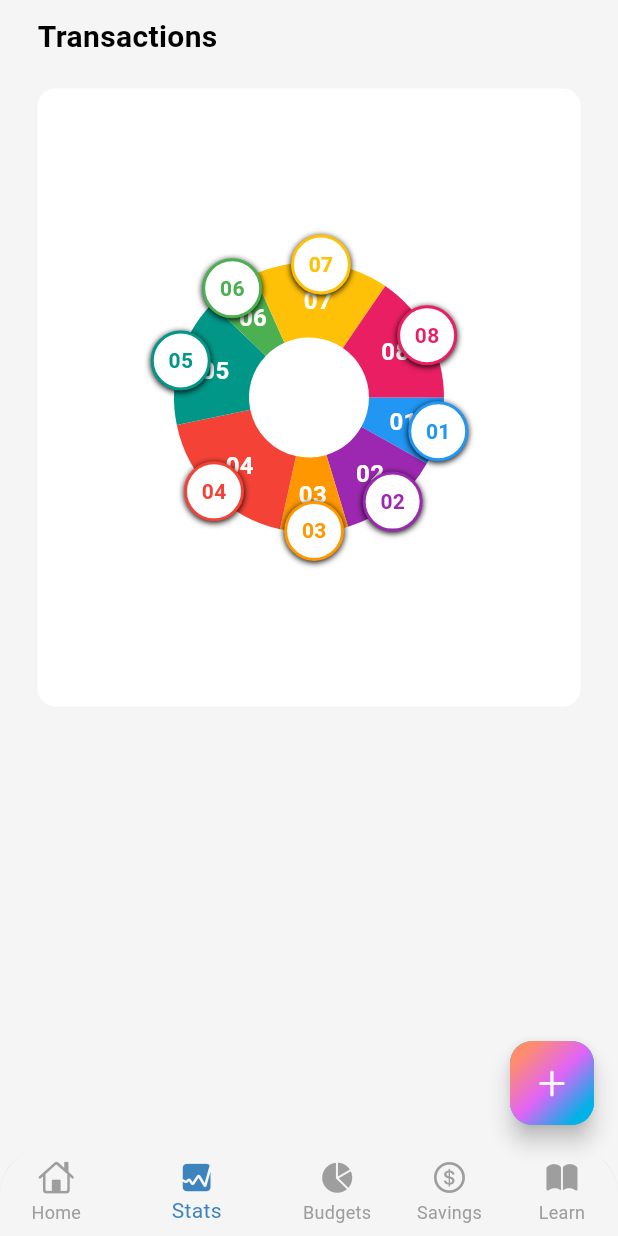
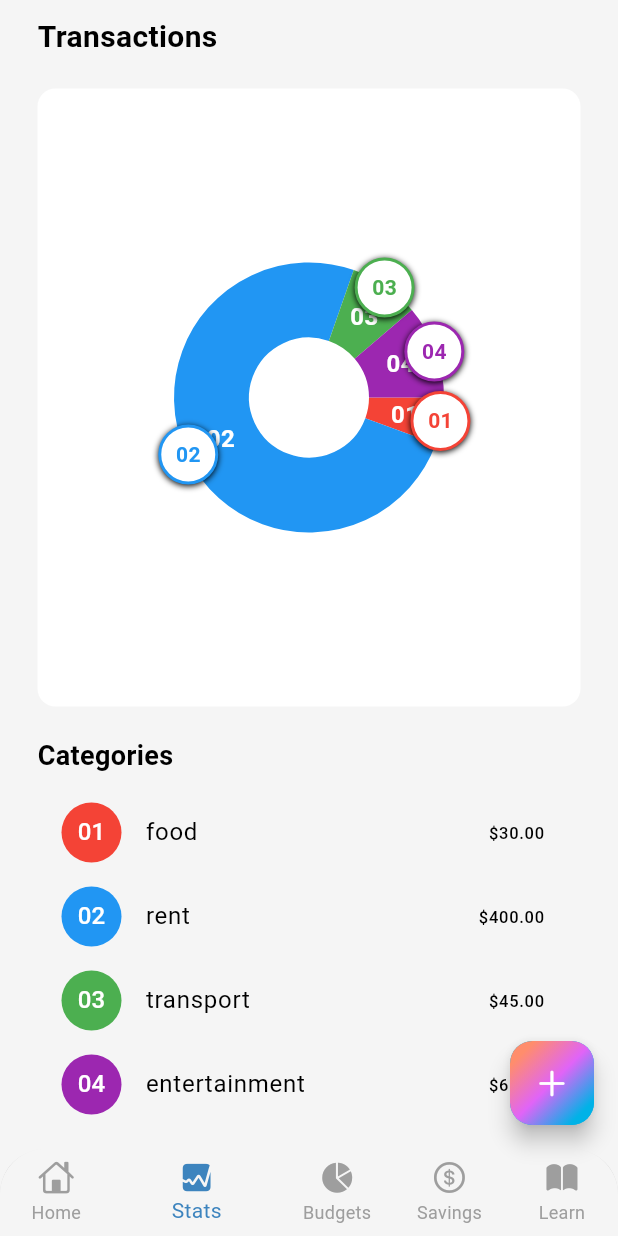
Before and after one commit to W-Nyaguthii/namer-app, a Flutter app: the screen it shows after launch, item 2 of the bottom bar chosen, on a phone screen of 412 x 824 dp. Run offline on Flutter 3.47's test engine with Material 3 defaults, Android fonts, the phone set to English and light mode, and no system bars; drawn by our look-alikes of fl_chart; our stand-ins replace bloc, cloud_firestore, equatable, firebase_core, flutter_bloc, flutter_colorpicker and 3 more; accounts and stored records are empty; statements that could not run were skipped.

Commit message:
Corrected Stats UI

```diff
--- a/lib/main.dart
+++ b/lib/main.dart
@@ -1,6 +1,5 @@
 import 'package:expense_repository/expense_repository.dart';
 import 'package:flutter/material.dart';
-//import 'package:bloc/bloc.dart';
 import 'package:flutter_bloc/flutter_bloc.dart';
 import 'package:namer_app/app.dart';
 import 'package:firebase_core/firebase_core.dart';
--- a/lib/screens/stats/views/chart.dart
+++ b/lib/screens/stats/views/chart.dart
@@ -1,8 +1,28 @@
 import 'package:fl_chart/fl_chart.dart';
 import 'package:flutter/material.dart';
 
+// Transaction model
+class Transaction {
+  final String category;
+  final double amount;
+  final bool isExpense;
+  final String date;
+
+  Transaction({
+    required this.category,
+    required this.amount,
+    required this.isExpense,
+    required this.date,
+  });
+}
+
 class MyChart extends StatefulWidget {
-  const MyChart({super.key});
+  final List<Transaction> transactions;
+
+  const MyChart({
+    super.key,
+    required this.transactions,
+  });
 
   @override
   State<MyChart> createState() => _MyChartState();
@@ -38,17 +58,48 @@ class _MyChartState extends State<MyChart> {
   }
 
   List<PieChartSectionData> showingSections() {
-    // Sample data similar to your bar chart values
-    final data = [
-      {'title': '01', 'value': 2.0, 'color': Colors.blue},
-      {'title': '02', 'value': 3.0, 'color': Colors.purple},
-      {'title': '03', 'value': 2.0, 'color': Colors.orange},
-      {'title': '04', 'value': 4.5, 'color': Colors.red},
-      {'title': '05', 'value': 3.8, 'color': Colors.teal},
-      {'title': '06', 'value': 1.5, 'color': Colors.green},
-      {'title': '07', 'value': 4.0, 'color': Colors.amber},
-      {'title': '08', 'value': 3.8, 'color': Colors.pink},
-    ];
+    // Filter to only include expenses and group by category
+    final expensesByCategory = <String, double>{};
+
+    for (var transaction in widget.transactions) {
+      if (transaction.isExpense) {
+        if (expensesByCategory.containsKey(transaction.category)) {
+          expensesByCategory[transaction.category] =
+              expensesByCategory[transaction.category]! + transaction.amount;
+        } else {
+          expensesByCategory[transaction.category] = transaction.amount;
+        }
+      }
+    }
+
+    // Colors for different categories
+    final colorMap = {
+      'food': Colors.red,
+      'rent': Colors.blue,
+      'transport': Colors.green,
+      'entertainment': Colors.purple,
+      'groceries': Colors.orange,
+      'utilities': Colors.teal,
+      'shopping': Colors.amber,
+      'health': Colors.pink,
+    };
+
+    // Convert to list format needed for pie chart
+    final data =
+        expensesByCategory.entries.toList().asMap().entries.map((entry) {
+      final index = entry.key;
+      final category = entry.value.key;
+      final amount = entry.value.value;
+      final title = '0${index + 1}'; // Creates ID numbers
+
+      return {
+        'title': title,
+        'category': category,
+        'value': amount,
+        'color': colorMap[category] ??
+            Colors.grey, // Default to grey if no color defined
+      };
+    }).toList();
 
     return List.generate(data.length, (i) {
       final isTouched = i == touchedIndex;
@@ -70,6 +121,7 @@ class _MyChartState extends State<MyChart> {
           data[i]['title'] as String,
           size: widgetSize,
           borderColor: data[i]['color'] as Color,
+          category: data[i]['category'] as String,
         ),
         badgePositionPercentageOffset: .98,
       );
@@ -82,9 +134,11 @@ class _Badge extends StatelessWidget {
     this.text, {
     required this.size,
     required this.borderColor,
+    required this.category,
   });
 
   final String text;
+  final String category;
   final double size;
   final Color borderColor;
 
--- a/lib/screens/stats/views/stats.dart
+++ b/lib/screens/stats/views/stats.dart
@@ -4,8 +4,46 @@ import 'package:namer_app/screens/stats/views/chart.dart';
 class StatScreen extends StatelessWidget {
   const StatScreen({super.key});
 
+  // Sample transaction data
+  List<Transaction> getTransactions() {
+    return [
+      Transaction(
+        category: 'Job',
+        amount: 800.00,
+        isExpense: false,
+        date: '08/03/2025',
+      ),
+      Transaction(
+        category: 'food',
+        amount: 30.00,
+        isExpense: true,
+        date: '08/03/2025',
+      ),
+      Transaction(
+        category: 'rent',
+        amount: 400.00,
+        isExpense: true,
+        date: '08/02/2025',
+      ),
+      Transaction(
+        category: 'transport',
+        amount: 45.00,
+        isExpense: true,
+        date: '08/01/2025',
+      ),
+      Transaction(
+        category: 'entertainment',
+        amount: 60.00,
+        isExpense: true,
+        date: '08/01/2025',
+      ),
+    ];
+  }
+
   @override
   Widget build(BuildContext context) {
+    final transactions = getTransactions();
+
     return SafeArea(
       child: Padding(
         padding: const EdgeInsets.symmetric(horizontal: 25.0, vertical: 10),
@@ -18,18 +56,63 @@ class StatScreen extends StatelessWidget {
             ),
             const SizedBox(height: 20),
             Container(
-                width: MediaQuery.of(context).size.width,
-                height: MediaQuery.of(context).size.width,
-                decoration: BoxDecoration(
-                    color: Colors.white,
-                    borderRadius: BorderRadius.circular(12)),
-                child: const Padding(
-                  padding: EdgeInsets.all(16),
-                  child: MyChart(),
-                ))
+              width: MediaQuery.of(context).size.width,
+              height: MediaQuery.of(context).size.width,
+              decoration: BoxDecoration(
+                color: Colors.white,
+                borderRadius: BorderRadius.circular(12),
+              ),
+              child: Padding(
+                padding: const EdgeInsets.all(16),
+                child: MyChart(transactions: transactions),
+              ),
+            ),
+
+            // Optionally add a legend or transaction list below
+            const SizedBox(height: 20),
+            const Text(
+              'Categories',
+              style: TextStyle(fontSize: 18, fontWeight: FontWeight.bold),
+            ),
+            const SizedBox(height: 10),
+            Expanded(
+              child: ListView.builder(
+                itemCount: transactions.where((t) => t.isExpense).length,
+                itemBuilder: (context, index) {
+                  final expensesList =
+                      transactions.where((t) => t.isExpense).toList();
+                  final transaction = expensesList[index];
+                  return ListTile(
+                    leading: CircleAvatar(
+                      backgroundColor:
+                          getColorForCategory(transaction.category),
+                      child: Text('0${index + 1}'),
+                    ),
+                    title: Text(transaction.category),
+                    trailing:
+                        Text('\$${transaction.amount.toStringAsFixed(2)}'),
+                  );
+                },
+              ),
+            ),
           ],
         ),
       ),
     );
   }
+
+  Color getColorForCategory(String category) {
+    final colorMap = {
+      'food': Colors.red,
+      'rent': Colors.blue,
+      'transport': Colors.green,
+      'entertainment': Colors.purple,
+      'groceries': Colors.orange,
+      'utilities': Colors.teal,
+      'shopping': Colors.amber,
+      'health': Colors.pink,
+    };
+
+    return colorMap[category] ?? Colors.grey;
+  }
 }
```
